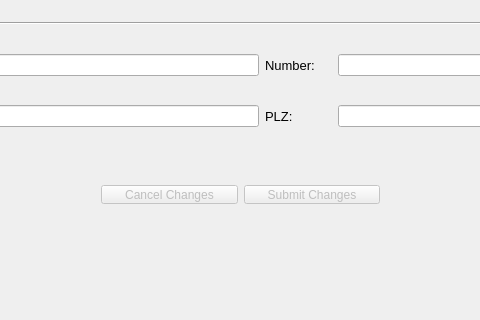
First picture: the form in project/src/mainwindow.ui, repository leoEAB/McDiabetes, before the edit; both pictures show x 179 to 659 and y 355 to 675 of the 837 by 675 pixel window.
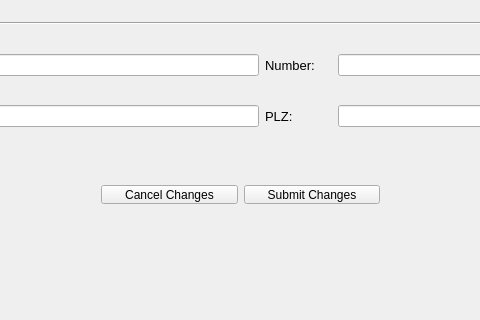
Second picture: the form after the edit. Icons and pictures are not drawn.

What changed in the file:
```diff
--- a/project/src/mainwindow.ui
+++ b/project/src/mainwindow.ui
@@ -716,7 +716,7 @@
          <item>
           <widget class="QPushButton" name="buttonCancelChangesAdmin">
            <property name="enabled">
-            <bool>false</bool>
+            <bool>true</bool>
            </property>
            <property name="text">
             <string>Cancel Changes</string>
@@ -726,7 +726,7 @@
          <item>
           <widget class="QPushButton" name="buttonSubmitChangesAdmin">
            <property name="enabled">
-            <bool>false</bool>
+            <bool>true</bool>
            </property>
            <property name="text">
             <string>Submit Changes</string>
```
Left out of the diff: 16 changed lines with no effect on the pictures.
